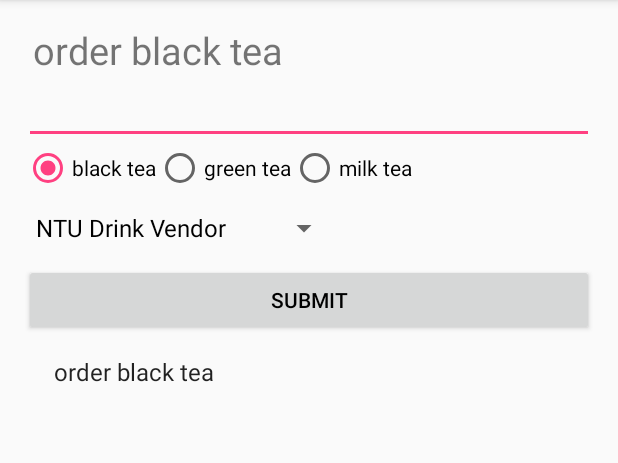
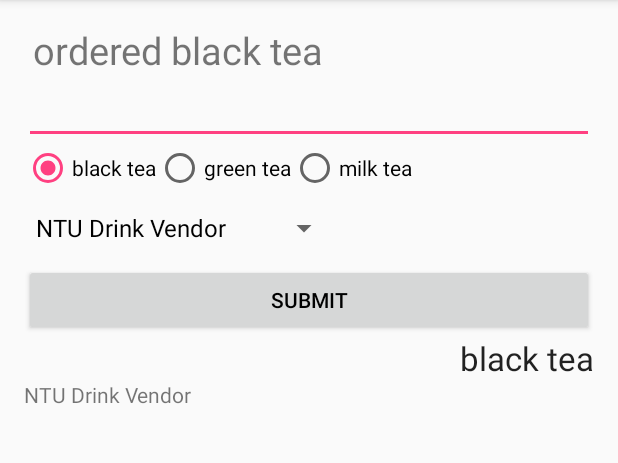
Before and after one commit to Crazy3TW/android_class_271, an Android app: the screen it shows after launch (MainActivity), after a tap on "SUBMIT", on a phone screen of 412 x 824 dp, the part 84-547 px from its top. Run offline under Robolectric (Android 15) with nearby library versions, the phone set to English and light mode, and no system bars.

Commit message:
Create OrderAdapter

```diff
--- a/SimpleUI/app/src/main/java/com/example/user/simpleui/MainActivity.java
+++ b/SimpleUI/app/src/main/java/com/example/user/simpleui/MainActivity.java
@@ -25,7 +25,7 @@ public class MainActivity extends AppCompatActivity {
 
     String drink = "black tea";
 
-    List<String> orders = new ArrayList<>();
+    List<Order> orders = new ArrayList<>();
 
     @Override
     protected void onCreate(Bundle savedInstanceState) {
@@ -62,8 +62,9 @@ public class MainActivity extends AppCompatActivity {
     }
 
     private void setupListView(){
-        String[] data = new String[]{"1","2","3","4","5","6","7","8","9","10","11","12","13","14","15"};
-        ArrayAdapter adapter = new ArrayAdapter<String>(this, android.R.layout.simple_list_item_1, orders);
+//        String[] data = new String[]{"1","2","3","4","5","6","7","8","9","10","11","12","13","14","15"};
+//        ArrayAdapter adapter = new ArrayAdapter<String>(this, android.R.layout.simple_list_item_1, orders);
+        OrderAdapter adapter = new OrderAdapter(this, orders);
         listView.setAdapter(adapter);
     }
 
@@ -75,12 +76,16 @@ public class MainActivity extends AppCompatActivity {
 
     public void submit(View view){
         String text = editText.getText().toString();
-        text = text + " order " + drink;
-        textView.setText(text);
+        String result = text + " ordered " + drink;
+        textView.setText(result);
         editText.setText("");
 
-        orders.add(text);
+        Order order = new Order();
+        order.note = text;
+        order.drink = drink;
+        order.storeInfo = (String)spinner.getSelectedItem();
+
+        orders.add(order);
         setupListView();
-        setupSpinner();
     }
 }
--- /dev/null
+++ b/SimpleUI/app/src/main/java/com/example/user/simpleui/Order.java
@@ -0,0 +1,10 @@
+package com.example.user.simpleui;
+
+/**
+ * Created by user on 2016/7/27.
+ */
+public class Order {
+    String note;
+    String storeInfo;
+    String drink;
+}
--- /dev/null
+++ b/SimpleUI/app/src/main/java/com/example/user/simpleui/OrderAdapter.java
@@ -0,0 +1,56 @@
+package com.example.user.simpleui;
+
+import android.content.Context;
+import android.view.LayoutInflater;
+import android.view.View;
+import android.view.ViewGroup;
+import android.widget.BaseAdapter;
+import android.widget.TextView;
+
+import java.util.List;
+
+/**
+ * Created by user on 2016/7/27.
+ */
+public class OrderAdapter extends BaseAdapter{
+
+    List<Order> orders;
+    LayoutInflater inflater;
+
+    public OrderAdapter(Context context, List<Order> orderList){
+        this.orders = orderList;
+        this.inflater = LayoutInflater.from(context);
+    }
+
+    @Override
+    public int getCount() {
+        return orders.size();
+    }
+
+    @Override
+    public Object getItem(int position) {
+        return orders.get(position);
+    }
+
+    @Override
+    public long getItemId(int position) {
+        return position;
+    }
+
+    @Override
+    public View getView(int position, View convertView, ViewGroup parent) {
+        if(convertView == null){
+            convertView = inflater.inflate(R.layout.listview_order_item, null);
+        }
+        TextView noteTextView = (TextView)convertView.findViewById(R.id.noteTextView);
+        TextView storeInfoTextView = (TextView)convertView.findViewById(R.id.storeInfoTextView);
+        TextView drinkTextView = (TextView)convertView.findViewById(R.id.drinkTextView);
+
+        Order order = orders.get(position);
+        noteTextView.setText(order.note);
+        storeInfoTextView.setText(order.storeInfo);
+        drinkTextView.setText(order.drink);
+
+        return convertView;
+    }
+}
--- /dev/null
+++ b/SimpleUI/app/src/main/res/layout/listview_order_item.xml
@@ -0,0 +1,34 @@
+<?xml version="1.0" encoding="utf-8"?>
+<RelativeLayout xmlns:android="http://schemas.android.com/apk/res/android"
+    android:layout_width="match_parent" android:layout_height="match_parent">
+
+    <TextView
+        android:layout_width="wrap_content"
+        android:layout_height="wrap_content"
+        android:textAppearance="?android:attr/textAppearanceLarge"
+        android:text="Note"
+        android:id="@+id/noteTextView"
+        android:layout_alignParentTop="true"
+        android:layout_alignParentLeft="true"
+        android:layout_alignParentStart="true" />
+
+    <TextView
+        android:layout_width="wrap_content"
+        android:layout_height="wrap_content"
+        android:text="NTU Store"
+        android:id="@+id/storeInfoTextView"
+        android:layout_below="@+id/noteTextView"
+        android:layout_alignParentLeft="true"
+        android:layout_alignParentStart="true" />
+
+    <TextView
+        android:layout_width="wrap_content"
+        android:layout_height="wrap_content"
+        android:textAppearance="?android:attr/textAppearanceLarge"
+        android:text="Black Tea"
+        android:id="@+id/drinkTextView"
+        android:layout_alignParentTop="true"
+        android:layout_alignParentRight="true"
+        android:layout_alignParentEnd="true" />
+
+</RelativeLayout>
```
